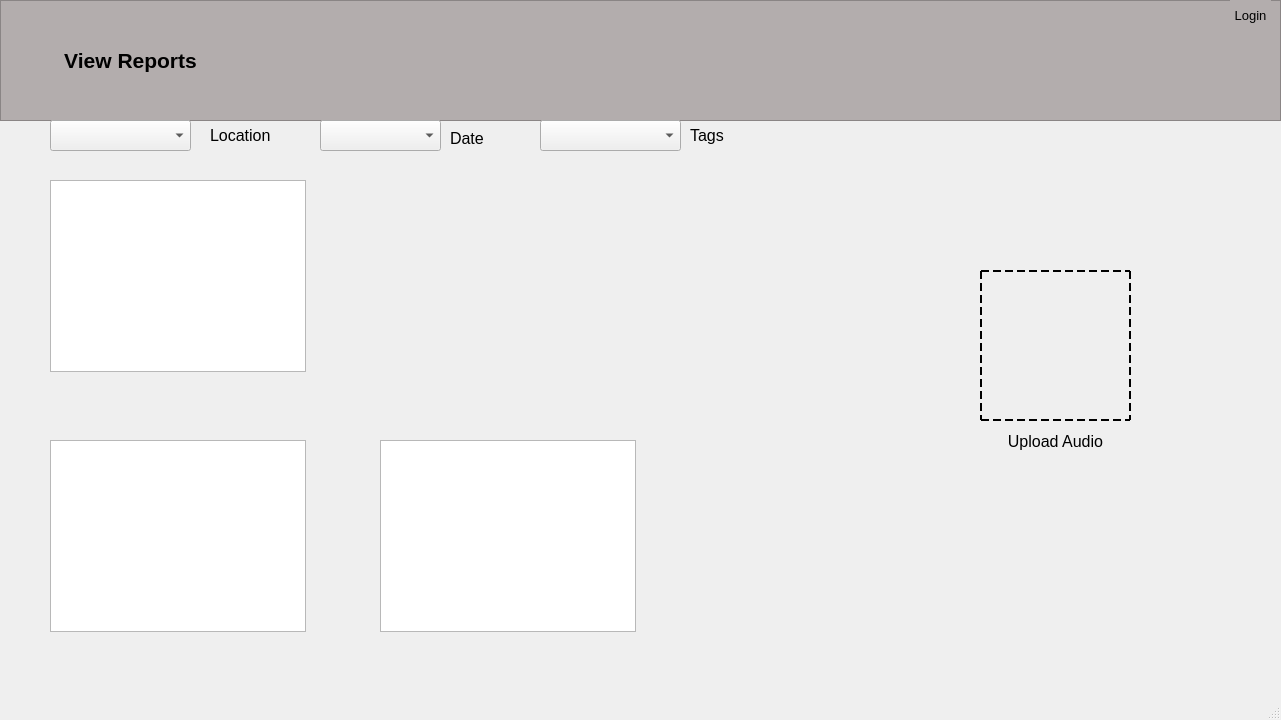
First picture: the form in greenwood/windows/ui/dashboard.ui, repository mikukula/greenwood, before the edit.
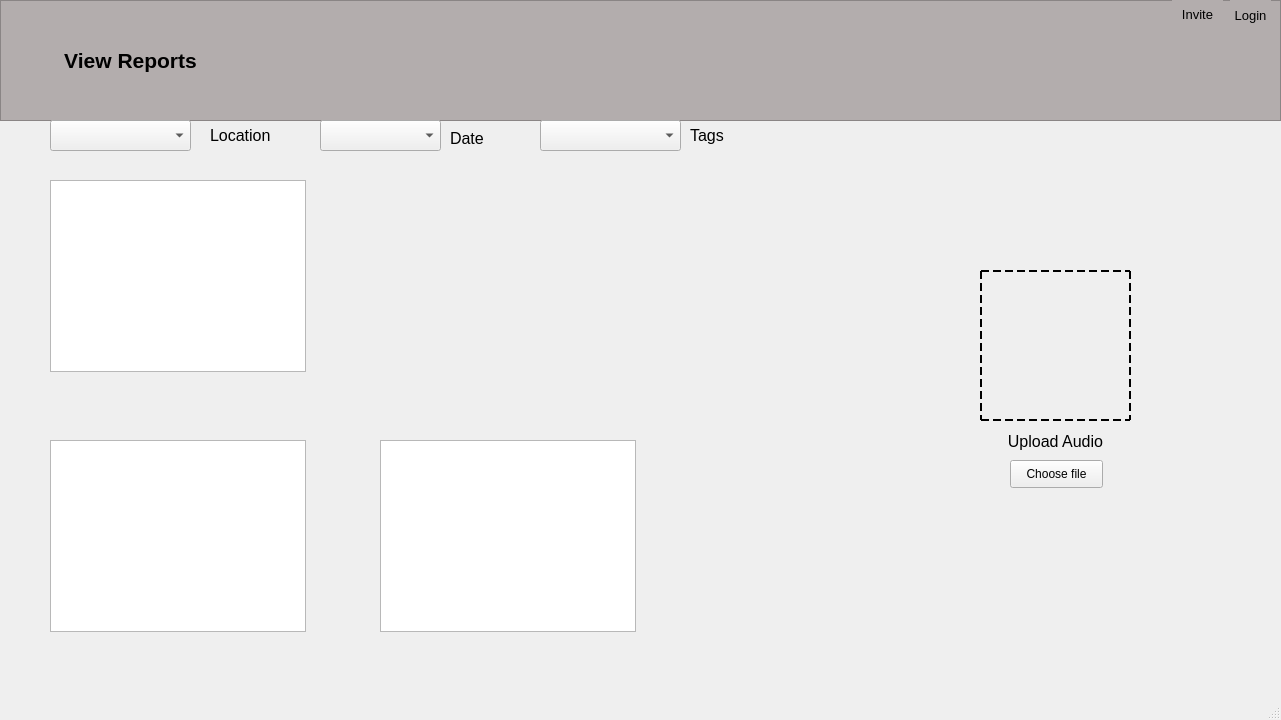
Second picture: the form after the edit. Icons and pictures are not drawn.

Patch:
```diff
--- a/greenwood/windows/ui/dashboard.ui
+++ b/greenwood/windows/ui/dashboard.ui
@@ -160,6 +160,37 @@
       <bool>true</bool>
      </property>
     </widget>
+    <widget class="QPushButton" name="inviteButton">
+     <property name="geometry">
+      <rect>
+       <x>1172</x>
+       <y>0</y>
+       <width>51</width>
+       <height>28</height>
+      </rect>
+     </property>
+     <property name="font">
+      <font>
+       <pointsize>10</pointsize>
+      </font>
+     </property>
+     <property name="cursor">
+      <cursorShape>PointingHandCursor</cursorShape>
+     </property>
+     <property name="styleSheet">
+      <string notr="true">QPushButton:hover{
+	text-decoration: underline solid;
+	color: #06D036;
+}
+
+QPushButton{
+	border-radius: 48px;
+}</string>
+     </property>
+     <property name="text">
+      <string>Invite</string>
+     </property>
+    </widget>
    </widget>
    <widget class="QLabel" name="label">
     <property name="geometry">
@@ -324,6 +355,22 @@
      <set>Qt::AlignCenter</set>
     </property>
    </widget>
+   <widget class="QPushButton" name="fileButton">
+    <property name="geometry">
+     <rect>
+      <x>1010</x>
+      <y>460</y>
+      <width>93</width>
+      <height>28</height>
+     </rect>
+    </property>
+    <property name="styleSheet">
+     <string notr="true"/>
+    </property>
+    <property name="text">
+     <string>Choose file</string>
+    </property>
+   </widget>
   </widget>
   <widget class="QMenuBar" name="menubar">
    <property name="geometry">
```
Left out of the diff: 2 changed lines with no effect on the pictures.
